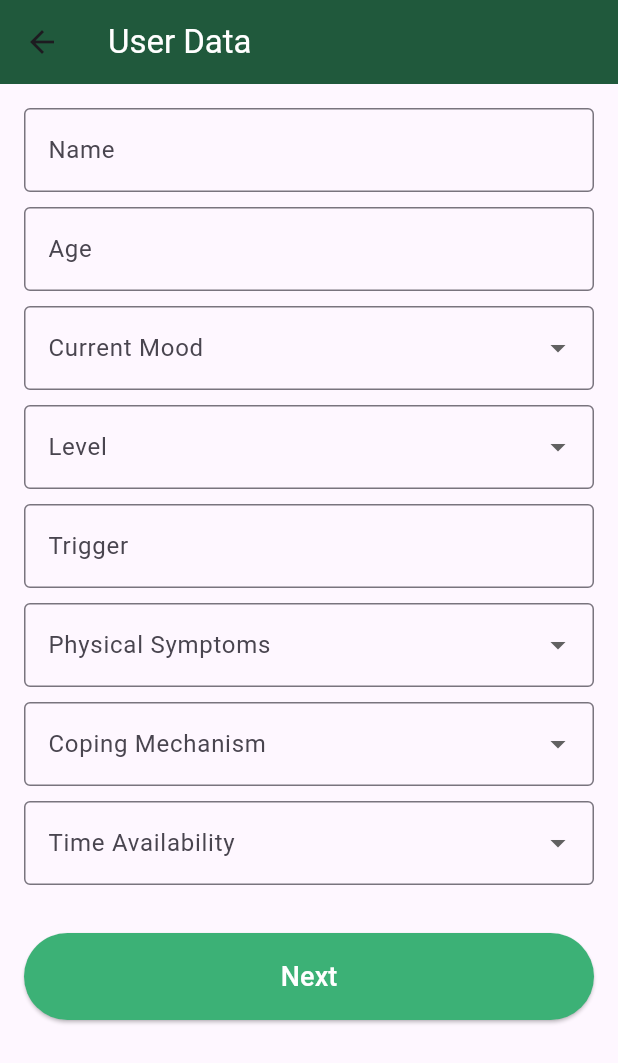
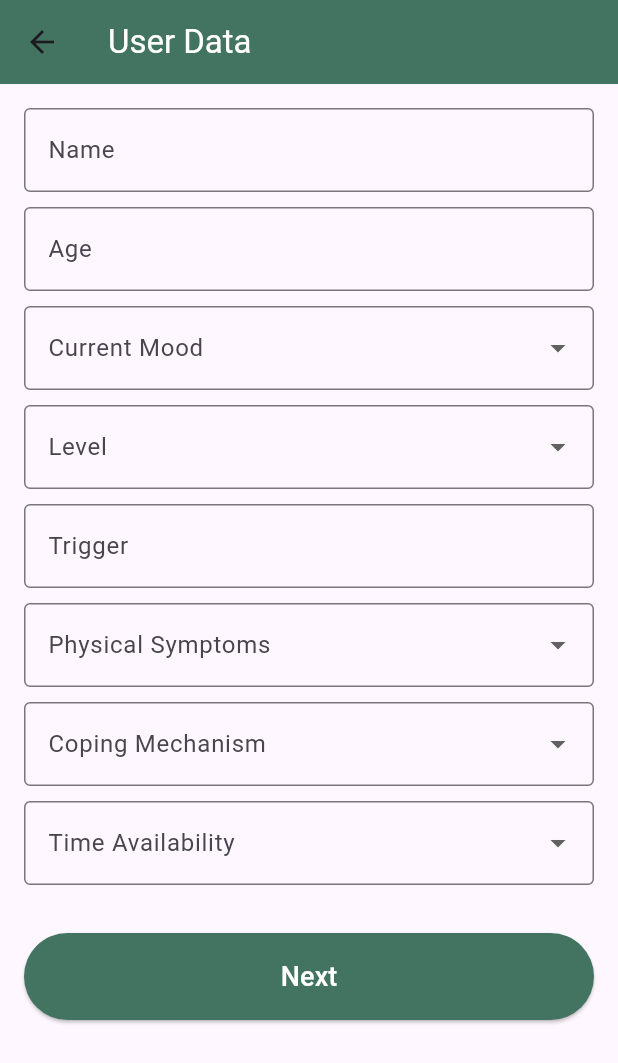
Before and after one commit to rampsad27/YogMantra, a Flutter app: the UserPage screen opened directly, on a phone screen of 412 x 824 dp. Shown: the top 1063 px of the screen. Run offline on Flutter 3.47's test engine with Material 3 defaults, Android fonts, the phone set to English and light mode, and no system bars; our stand-ins replace flutter_markdown, google_generative_ai; network calls fail.

Commit message:
chat+moode+fi

```diff
--- a/lib/home_page.dart
+++ b/lib/home_page.dart
@@ -46,7 +46,7 @@ class _HomePageState extends State<HomePage> {
     return Scaffold(
       appBar: AppBar(
         title: const Text('ToDo', style: TextStyle(color: Colors.white)),
-        backgroundColor: const Color.fromARGB(255, 60, 177, 118),
+        backgroundColor: const Color(0xFF437461),
         elevation: 0, // Remove elevation for a flat design
       ),
       body: Column(
@@ -94,7 +94,7 @@ class _HomePageState extends State<HomePage> {
             ),
           ),
           Container(
-            color: const Color.fromARGB(255, 60, 177, 118),
+            color: const Color.fromARGB(255, 112, 156, 139),
             padding: const EdgeInsets.symmetric(vertical: 8.0),
             child: isLoading
                 ? const Center(
@@ -118,7 +118,7 @@ class _HomePageState extends State<HomePage> {
       });
       try {
         final response = await chatSession.sendMessage(Content.text(
-            'Hello ${widget.userData.name}, It\'s okay to feel ${widget.userData.mood} with level ${widget.userData.level} at ${widget.userData.age} years old. Remember to cope with your ${widget.userData.triggers}, utilize ${widget.userData.copingMechanism} , manage ${widget.userData.physicalSymptoms}, and make the most of your ${widget.userData.timeAvailability} time. Here\'s a routine I suggest:'));
+            'Hello ${widget.userData.name}, It\'s okay to feel ${widget.userData.mood} with ${widget.userData.level} at ${widget.userData.age} years old. Remember to cope with your ${widget.userData.triggers}, utilize ${widget.userData.copingMechanism} , manage ${widget.userData.physicalSymptoms}, and make the most of your ${widget.userData.timeAvailability} time. Here\'s a routine suggested:'));
 
         if (response.text == null) {
           displayError('No response from API');
--- a/lib/user_page.dart
+++ b/lib/user_page.dart
@@ -27,7 +27,7 @@ class _UserPageState extends State<UserPage> {
           'User Data',
           style: TextStyle(color: Colors.white),
         ),
-        backgroundColor: const Color.fromARGB(255, 32, 89, 60),
+        backgroundColor: const Color(0xFF437461),
       ),
       body: SingleChildScrollView(
         child: Padding(
@@ -190,7 +190,7 @@ class _UserPageState extends State<UserPage> {
                   );
                 },
                 style: ElevatedButton.styleFrom(
-                  backgroundColor: const Color.fromARGB(255, 60, 177, 118),
+                  backgroundColor: const Color(0xFF437461),
                   padding: const EdgeInsets.symmetric(vertical: 16.0),
                 ),
                 child: const Text(
```
